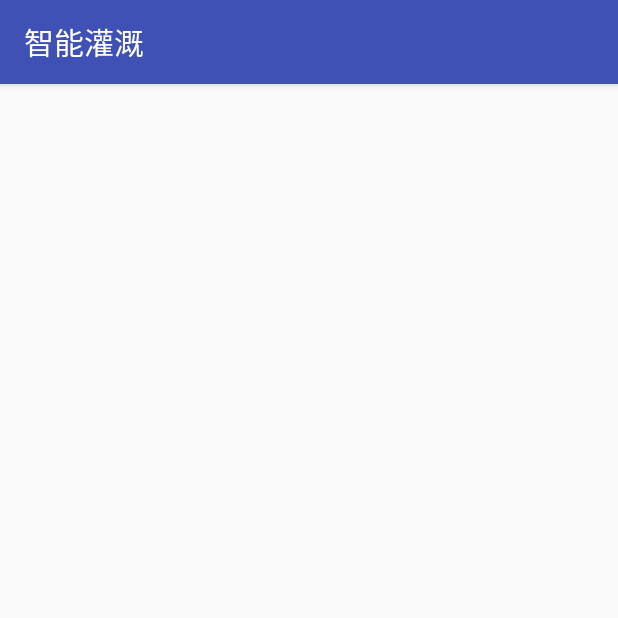
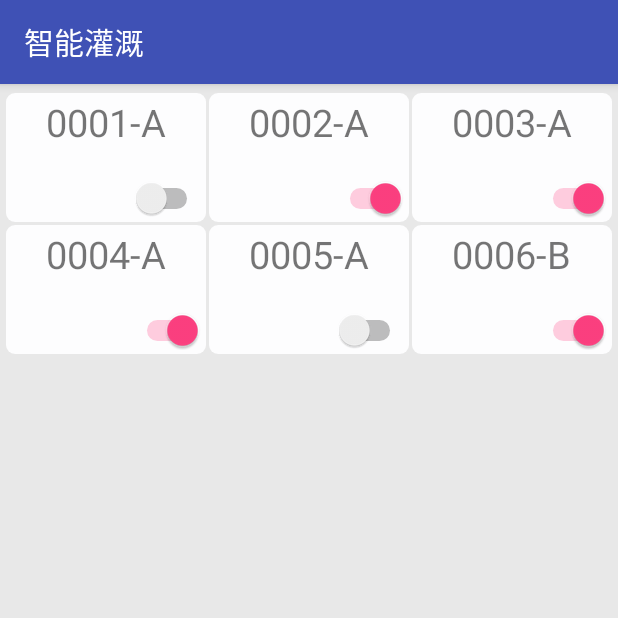
Before and after one commit to laomoGit/DISystem, an Android app: the NodeActivity screen opened directly, with no data from a screen before it, on a phone screen of 412 x 824 dp, the top half of it. Run offline under Robolectric (Android 15) with nearby library versions, the light colour scheme and no system bars.

Commit message:
上次更新忘了还有解决标题屏蔽的问题 此次初步完成阀门界面，节点界面，不过存在Switch开关的宽度属性为填充满了，但依然出现整个控件偏右的问题

```diff
--- a/app/src/main/java/com/mqt/dripirrigationsystem/activity/NodeActivity.java
+++ b/app/src/main/java/com/mqt/dripirrigationsystem/activity/NodeActivity.java
@@ -3,13 +3,135 @@
 import android.os.Bundle;
 import android.support.annotation.Nullable;
 import android.support.v7.app.AppCompatActivity;
+import android.view.View;
+import android.widget.AdapterView;
+import android.widget.GridView;
+
+import com.mqt.dripirrigationsystem.R;
+import com.mqt.dripirrigationsystem.adapter.NodeAdapter;
+import com.mqt.dripirrigationsystem.domain.Node;
+
+import java.util.ArrayList;
 
 /**
  * Created by Administrator on 2016/6/20.
  */
-public class NodeActivity extends AppCompatActivity{
+public class NodeActivity extends AppCompatActivity implements AdapterView.OnItemClickListener {
+    private GridView mGridView;
+    private NodeAdapter nodeAdapter;
+    private ArrayList<Node> data;
     @Override
     protected void onCreate(@Nullable Bundle savedInstanceState) {
         super.onCreate(savedInstanceState);
+        setContentView(R.layout.activity_node);
+        mGridView = (GridView)findViewById(R.id.gridView);
+        //模拟一些数据
+        iniData();
+        nodeAdapter = new NodeAdapter(this,data);
+        mGridView.setAdapter(nodeAdapter);
+        //监听
+        mGridView.setOnItemClickListener(this);
+        nodeAdapter.notifyDataSetChanged();
+
+    }
+
+    private void iniData() {
+        data = new ArrayList<Node>();
+        Node node = new Node();
+        node.setSysId(1);
+        node.setValveName("0001-A");
+        node.setUsePattern(true);
+        node.setPressure(20.0);
+        node.setStatus(false);
+        node.setAddress("beijing");
+        node.setNumber("20160620");
+        node.setSensorH1Value(30.0);
+        node.setSensorH2Value(31.0);
+        node.setSensorT1Value(25.4);
+        node.setSensorT2Value(28.9);
+
+        data.add(node);
+        node = null;
+        node = new Node();
+
+        node.setSysId(2);
+        node.setValveName("0002-A");
+        node.setUsePattern(true);
+        node.setPressure(20.0);
+        node.setStatus(true);
+        node.setAddress("beijing");
+        node.setNumber("20160621");
+        node.setSensorH1Value(30.0);
+        node.setSensorH2Value(31.0);
+        node.setSensorT1Value(25.4);
+        node.setSensorT2Value(28.9);
+
+        data.add(node);
+        node = null;
+        node = new Node();
+
+        node.setSysId(3);
+        node.setValveName("0003-A");
+        node.setUsePattern(true);
+        node.setPressure(20.0);
+        node.setStatus(true);
+        node.setAddress("beijing");
+        node.setNumber("20160621");
+        node.setSensorH1Value(29.0);
+        node.setSensorH2Value(34.0);
+        node.setSensorT1Value(26.4);
+        node.setSensorT2Value(28.9);
+
+        data.add(node);
+        node = null;
+        node = new Node();
+        node.setSysId(4);
+        node.setValveName("0004-A");
+        node.setUsePattern(true);
+        node.setPressure(20.0);
+        node.setStatus(true);
+        node.setAddress("beijing");
+        node.setNumber("20160621");
+        node.setSensorH1Value(29.0);
+        node.setSensorH2Value(34.0);
+        node.setSensorT1Value(26.4);
+        node.setSensorT2Value(28.9);
+
+        data.add(node);
+        node = null;
+        node = new Node();
+        node.setSysId(5);
+        node.setValveName("0005-A");
+        node.setUsePattern(true);
+        node.setPressure(20.0);
+        node.setStatus(false);
+        node.setAddress("beijing");
+        node.setNumber("20160621");
+        node.setSensorH1Value(29.0);
+        node.setSensorH2Value(34.0);
+        node.setSensorT1Value(26.4);
+        node.setSensorT2Value(28.9);
+
+        data.add(node);
+        node = null;
+        node = new Node();
+        node.setSysId(6);
+        node.setValveName("0006-B");
+        node.setUsePattern(true);
+        node.setPressure(20.0);
+        node.setStatus(true);
+        node.setAddress("beijing");
+        node.setNumber("20160621");
+        node.setSensorH1Value(29.0);
+        node.setSensorH2Value(34.0);
+        node.setSensorT1Value(26.4);
+        node.setSensorT2Value(28.9);
+
+        data.add(node);
+    }
+
+    @Override
+    public void onItemClick(AdapterView<?> parent, View view, int position, long id) {
+
     }
 }
--- /dev/null
+++ b/app/src/main/java/com/mqt/dripirrigationsystem/adapter/NodeAdapter.java
@@ -0,0 +1,75 @@
+package com.mqt.dripirrigationsystem.adapter;
+
+import android.content.Context;
+import android.support.v7.widget.SwitchCompat;
+import android.view.LayoutInflater;
+import android.view.View;
+import android.view.ViewGroup;
+
+import android.widget.BaseAdapter;
+import android.widget.Switch;
+import android.widget.TextView;
+
+import com.mqt.dripirrigationsystem.R;
+import com.mqt.dripirrigationsystem.domain.Node;
+
+
+import java.util.ArrayList;
+
+
+/**
+ * Created by Administrator on 2016/6/20.
+ */
+public class NodeAdapter extends BaseAdapter{
+    private Context mContext;
+    private ArrayList<Node> data = new ArrayList<Node>();
+
+
+    public NodeAdapter(Context context, ArrayList<Node>data){
+        this.mContext = context;
+        this.data = (ArrayList<Node>) data.clone();
+    }
+
+    @Override
+    public int getCount() {
+        //阀门个数
+        return data.size();
+    }
+
+    @Override
+    public Object getItem(int position) {
+        //获取当前阀门实例
+        return data.get(position);
+    }
+
+    @Override
+    public long getItemId(int position) {
+        return position;
+    }
+
+    @Override
+    public View getView(int position, View convertView, ViewGroup parent) {
+        View view = null;
+        ViewHolder viewHolder;
+        if(convertView == null){
+            view = LayoutInflater.from(mContext).inflate(R.layout.node_item,null);
+            viewHolder = new ViewHolder();
+            viewHolder.tv_nodeTitle = (TextView)view.findViewById(R.id.node_name);
+            viewHolder.sc_nodeStatus = (Switch)view.findViewById(R.id.node_status);
+            view.setTag(viewHolder);//将viewHolder存储在view中
+
+        }else{
+            view = convertView;
+            viewHolder = (ViewHolder) view.getTag();
+        }
+        viewHolder.tv_nodeTitle.setText(data.get(position).getValveName());
+        viewHolder.sc_nodeStatus.setChecked(data.get(position).getStatus());
+        return view;
+    }
+
+    //用来存储控件实例，进一步优化
+    private class ViewHolder {
+        TextView tv_nodeTitle;
+        Switch sc_nodeStatus;
+    }
+}
--- /dev/null
+++ b/app/src/main/java/com/mqt/dripirrigationsystem/domain/Node.java
@@ -0,0 +1,106 @@
+package com.mqt.dripirrigationsystem.domain;
+
+/**
+ * Created by Administrator on 2016/6/20.
+ */
+public class Node {
+    public int SysId;
+    public String ValveName;//阀门名称编号
+    public Boolean Status;//阀门工作状态
+    public Boolean UsePattern;//阀门工作模式
+    public Double Pressure;//水压值
+    public Double SensorT1Value;//温度
+    public Double SensorT2Value;
+    public Double SensorH1Value;//湿度
+    public Double SensorH2Value;
+    public String Address;
+    public String Number;
+
+    public Double getSensorT1Value() {
+        return SensorT1Value;
+    }
+
+    public void setSensorT1Value(Double sensorT1Value) {
+        SensorT1Value = sensorT1Value;
+    }
+
+    public int getSysId() {
+        return SysId;
+    }
+
+    public void setSysId(int sysId) {
+        SysId = sysId;
+    }
+
+    public String getValveName() {
+        return ValveName;
+    }
+
+    public void setValveName(String valveName) {
+        ValveName = valveName;
+    }
+
+    public Boolean getStatus() {
+        return Status;
+    }
+
+    public void setStatus(Boolean status) {
+        Status = status;
+    }
+
+    public Double getPressure() {
+        return Pressure;
+    }
+
+    public void setPressure(Double pressure) {
+        Pressure = pressure;
+    }
+
+    public Boolean getUsePattern() {
+        return UsePattern;
+    }
+
+    public void setUsePattern(Boolean usePattern) {
+        UsePattern = usePattern;
+    }
+
+    public Double getSensorT2Value() {
+        return SensorT2Value;
+    }
+
+    public void setSensorT2Value(Double sensorT2Value) {
+        SensorT2Value = sensorT2Value;
+    }
+
+    public Double getSensorH1Value() {
+        return SensorH1Value;
+    }
+
+    public void setSensorH1Value(Double sensorH1Value) {
+        SensorH1Value = sensorH1Value;
+    }
+
+    public Double getSensorH2Value() {
+        return SensorH2Value;
+    }
+
+    public void setSensorH2Value(Double sensorH2Value) {
+        SensorH2Value = sensorH2Value;
+    }
+
+    public String getAddress() {
+        return Address;
+    }
+
+    public void setAddress(String address) {
+        Address = address;
+    }
+
+    public String getNumber() {
+        return Number;
+    }
+
+    public void setNumber(String number) {
+        Number = number;
+    }
+}
--- /dev/null
+++ b/app/src/main/res/drawable/background_node.xml
@@ -0,0 +1,11 @@
+<?xml version="1.0" encoding="utf-8"?>
+<shape xmlns:android="http://schemas.android.com/apk/res/android">
+    <solid android:color="#FDFDFE"/>
+    <!-- 设置圆角
+    注意：	bottomRightRadius是左下角而不是右下角  bottomLeftRadius右下角-->
+    <corners
+        android:bottomLeftRadius="6dp"
+        android:bottomRightRadius="6dp"
+        android:topLeftRadius="6dp"
+        android:topRightRadius="6dp"/>
+</shape>
--- /dev/null
+++ b/app/src/main/res/layout/activity_node.xml
@@ -0,0 +1,19 @@
+<?xml version="1.0" encoding="utf-8"?>
+<LinearLayout xmlns:android="http://schemas.android.com/apk/res/android"
+    android:layout_width="match_parent"
+    android:layout_height="match_parent"
+    android:paddingBottom="6dp"
+    android:paddingTop="6dp"
+    android:paddingLeft="4dp"
+    android:paddingRight="4dp"
+    android:background="#E8E8E8">
+
+    <GridView
+        android:id = "@+id/gridView"
+        android:layout_width="match_parent"
+        android:layout_height="match_parent"
+        android:numColumns="3"
+        android:stretchMode="columnWidth"
+        android:verticalSpacing="2dp"
+        android:horizontalSpacing="2dp"></GridView>
+</LinearLayout>
--- /dev/null
+++ b/app/src/main/res/layout/node_item.xml
@@ -0,0 +1,24 @@
+<?xml version="1.0" encoding="utf-8"?>
+<LinearLayout xmlns:android="http://schemas.android.com/apk/res/android"
+    android:layout_width="match_parent"
+    android:layout_height="match_parent"
+    android:background="@drawable/background_node"
+    android:orientation="vertical"
+    android:padding="2dp"
+    android:gravity="center"
+    >
+    <TextView
+        android:id="@+id/node_name"
+        android:layout_width="wrap_content"
+        android:layout_height="wrap_content"
+        android:text="001-A"
+        android:textSize="25dp"
+         />
+    <Switch
+        android:id="@+id/node_status"
+        android:layout_width="match_parent"
+        android:layout_height="wrap_content"
+        android:layout_marginTop="20dp"
+        />
+
+</LinearLayout>
```
